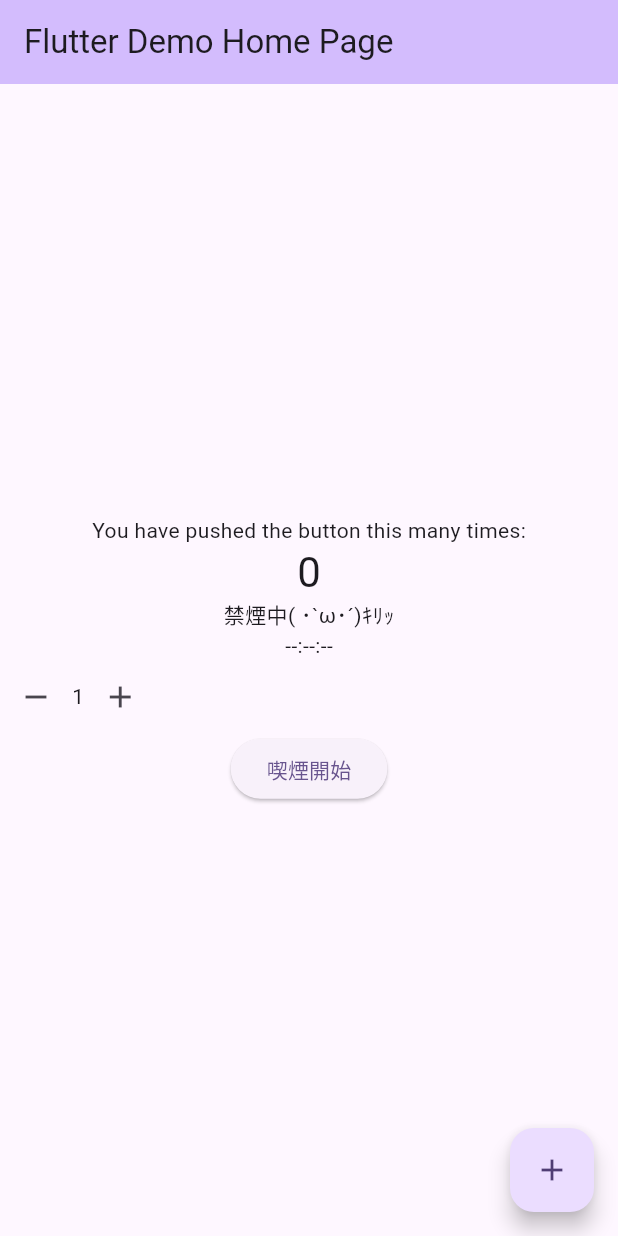
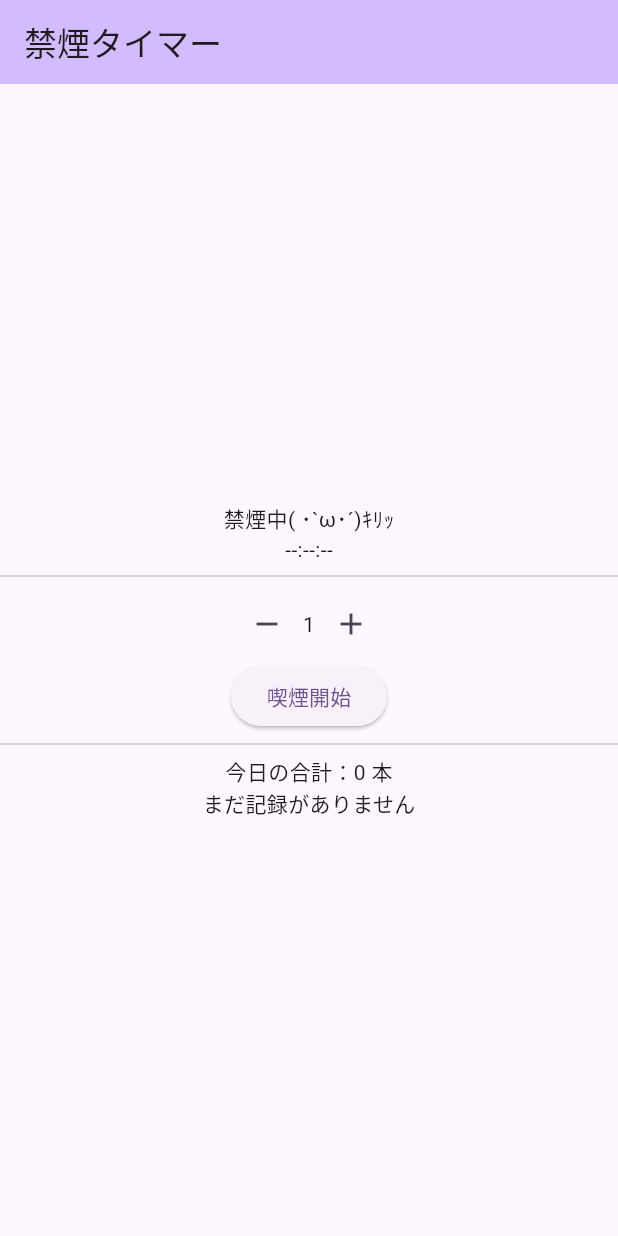
Before and after one commit to meniscus/no_smoking_timer, a Flutter app: the screen it shows after launch, on a phone screen of 412 x 824 dp. Run offline on Flutter 3.47's test engine with Material 3 defaults, Android fonts, the phone set to English and light mode, and no system bars.

Commit message:
とりあえず作りこみ

```diff
--- a/lib/main.dart
+++ b/lib/main.dart
@@ -23,39 +23,15 @@ class MyApp extends StatelessWidget {
     return MaterialApp(
       title: 'Flutter Demo',
       theme: ThemeData(
-        // This is the theme of your application.
-        //
-        // TRY THIS: Try running your application with "flutter run". You'll see
-        // the application has a purple toolbar. Then, without quitting the app,
-        // try changing the seedColor in the colorScheme below to Colors.green
-        // and then invoke "hot reload" (save your changes or press the "hot
-        // reload" button in a Flutter-supported IDE, or press "r" if you used
-        // the command line to start the app).
-        //
-        // Notice that the counter didn't reset back to zero; the application
-        // state is not lost during the reload. To reset the state, use hot
-        // restart instead.
-        //
-        // This works for code too, not just values: Most code changes can be
-        // tested with just a hot reload.
         colorScheme: .fromSeed(seedColor: Colors.deepPurple),
       ),
-      home: const MyHomePage(title: 'Flutter Demo Home Page'),
+      home: const MyHomePage(title: '禁煙タイマー'),
     );
   }
 }
 
 class MyHomePage extends StatefulWidget {
   const MyHomePage({super.key, required this.title});
-
-  // This widget is the home page of your application. It is stateful, meaning
-  // that it has a State object (defined below) that contains fields that affect
-  // how it looks.
-
-  // This class is the configuration for the state. It holds the values (in this
-  // case the title) provided by the parent (in this case the App widget) and
-  // used by the build method of the State. Fields in a Widget subclass are
-  // always marked "final".
 
   final String title;
 
@@ -64,69 +40,20 @@ class MyHomePage extends StatefulWidget {
 }
 
 class _MyHomePageState extends State<MyHomePage> {
-  int _counter = 0;
-
-  void _incrementCounter() {
-    setState(() {
-      // This call to setState tells the Flutter framework that something has
-      // changed in this State, which causes it to rerun the build method below
-      // so that the display can reflect the updated values. If we changed
-      // _counter without calling setState(), then the build method would not be
-      // called again, and so nothing would appear to happen.
-      _counter++;
-    });
-  }
-
   @override
   Widget build(BuildContext context) {
-    // This method is rerun every time setState is called, for instance as done
-    // by the _incrementCounter method above.
-    //
-    // The Flutter framework has been optimized to make rerunning build methods
-    // fast, so that you can just rebuild anything that needs updating rather
-    // than having to individually change instances of widgets.
     return Scaffold(
       appBar: AppBar(
-        // TRY THIS: Try changing the color here to a specific color (to
-        // Colors.amber, perhaps?) and trigger a hot reload to see the AppBar
-        // change color while the other colors stay the same.
         backgroundColor: Theme.of(context).colorScheme.inversePrimary,
-        // Here we take the value from the MyHomePage object that was created by
-        // the App.build method, and use it to set our appbar title.
         title: Text(widget.title),
       ),
       body: Center(
-        // Center is a layout widget. It takes a single child and positions it
-        // in the middle of the parent.
         child: Column(
-          // Column is also a layout widget. It takes a list of children and
-          // arranges them vertically. By default, it sizes itself to fit its
-          // children horizontally, and tries to be as tall as its parent.
-          //
-          // Column has various properties to control how it sizes itself and
-          // how it positions its children. Here we use mainAxisAlignment to
-          // center the children vertically; the main axis here is the vertical
-          // axis because Columns are vertical (the cross axis would be
-          // horizontal).
-          //
-          // TRY THIS: Invoke "debug painting" (choose the "Toggle Debug Paint"
-          // action in the IDE, or press "p" in the console), to see the
-          // wireframe for each widget.
           mainAxisAlignment: .center,
           children: [
-            const Text('You have pushed the button this many times:'),
-            Text(
-              '$_counter',
-              style: Theme.of(context).textTheme.headlineMedium,
-            ),
             SmokingStatusWidget(),
           ],
         ),
-      ),
-      floatingActionButton: FloatingActionButton(
-        onPressed: _incrementCounter,
-        tooltip: 'Increment',
-        child: const Icon(Icons.add),
       ),
     );
   }
@@ -163,8 +90,11 @@ class SmokingSession {
 
 class _SmokingStatusState extends State<SmokingStatusWidget> {
   SmokingSession? currentSession;
-  SmokingSession? lastSession;
+  final List<SmokingSession> sessions = [];
+
   bool get isSmoking => currentSession?.isSmoking ?? false;
+  SmokingSession? get lastSession => sessions.isNotEmpty ? sessions.last : null;
+  int get totalCigarettes => sessions.fold(0, (sum, s) => sum + s.cigarettes);
 
   void startSmoking() {
     setState(() {
@@ -184,7 +114,7 @@ class _SmokingStatusState extends State<SmokingStatusWidget> {
     debugPrint("finished: ${finished}");
 
     setState(() {
-      lastSession = finished;
+      sessions.add(finished);
       currentSession = null;
 
     });
@@ -206,12 +136,20 @@ class _SmokingStatusState extends State<SmokingStatusWidget> {
   @override
   Widget build(BuildContext context) {
     return Column(
+      mainAxisAlignment: MainAxisAlignment.center,
+      crossAxisAlignment: CrossAxisAlignment.center,
       children: [
         _statusText(),
         _timerCount(context),
-        // Spacer(),
-        _getSpinButton(),
+        const Divider(),
+        Center(child: _getSpinButton()),
         _getToggleButton(),
+        const Divider(),
+        Text("今日の合計：$totalCigarettes 本"),
+        ConstrainedBox(
+          constraints: const BoxConstraints(maxHeight: 300),
+          child: _sessionHistory(),
+        )
       ],
     );
   }
@@ -259,6 +197,35 @@ class _SmokingStatusState extends State<SmokingStatusWidget> {
       onPressed: isSmoking ? endSmoking : startSmoking,
       child: Text(isSmoking ? "喫煙終了" : "喫煙開始"));
   }
+
+
+  Widget _sessionHistory() {
+    if (sessions.isEmpty) {
+      return const Text("まだ記録がありません");
+    }
+
+    return ListView.builder(
+      // shrinkWrap: true,
+      // physics: const NeverScrollableScrollPhysics(),
+      itemCount: sessions.length,
+      itemBuilder: (context, index) {
+        final s = sessions[index];
+        return ListTile(
+          leading: const Icon(Icons.smoking_rooms),
+          title: Text("${s.cigarettes} 本"),
+          subtitle: Text(
+            "${s.startAt} - ${s.endAt!}", // TODO format
+          ),
+          trailing: Text(
+            s.endAt!
+            .difference(s.startAt)
+            .inMinutes
+            .toString() + "分",
+          ),
+        );
+      },
+    );
+  }
 }
 
 
--- a/lib/util.dart
+++ b/lib/util.dart
@@ -25,6 +25,7 @@ class SpinButton extends StatelessWidget {
   @override
   Widget build(BuildContext context) {
     return Row(
+      mainAxisSize: MainAxisSize.min,
       children: [
         IconButton(
           onPressed: onDecrement,
```
